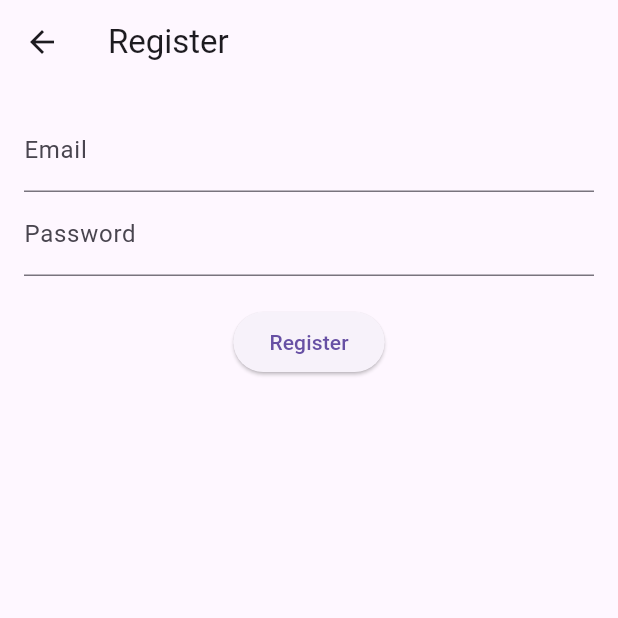
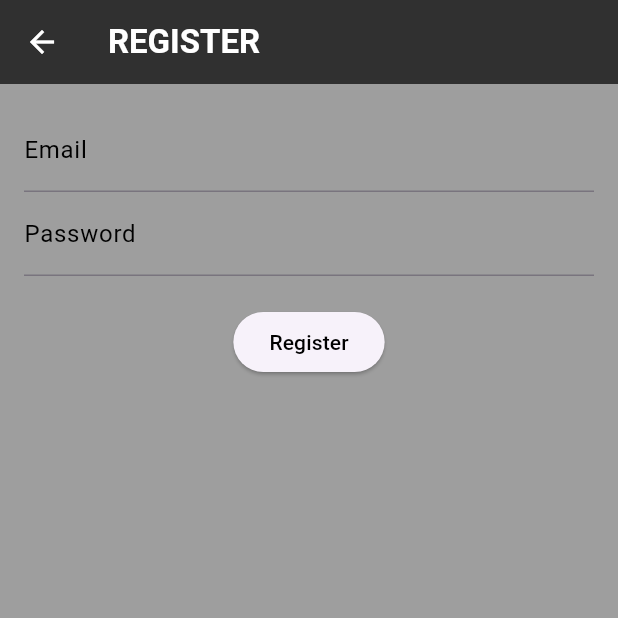
Before and after one commit to jggsu00/Stock-Tracker-App, a Flutter app: the screen it shows once a user with an empty profile is signed in, after a tap on the "logout" icon, after a tap on "Don't have an account? Register", on a phone screen of 412 x 824 dp, the top half of it. Run offline on Flutter 3.47's test engine with Material 3 defaults, Android fonts, the phone set to English and light mode, and no system bars; our stand-ins replace cloud_firestore, firebase_auth, firebase_core, fl_chart, timeago; accounts and stored records are empty; network calls fail.

Commit message:
added style similar to the concept art

```diff
--- a/lib/dashboard_screen.dart
+++ b/lib/dashboard_screen.dart
@@ -90,11 +90,17 @@ class _DashboardScreenState extends State<DashboardScreen> {
   @override
   Widget build(BuildContext context) {
     return Scaffold(
+      backgroundColor: Colors.grey,
       appBar: AppBar(
-        title: const Text("STOCK DASHBOARD"),
+        backgroundColor: Colors.grey[850],
+        foregroundColor: Colors.white,
+        title: const Text(
+          "STOCK DASHBOARD",
+          style: TextStyle(fontWeight: FontWeight.bold),
+        ),
         actions: [
           IconButton(
-            icon: const Icon(Icons.logout),
+            icon: const Icon(Icons.logout, color: Colors.white,),
             tooltip: 'Sign Out',
             onPressed: () => _signOut(context),
           ),
@@ -109,11 +115,11 @@ class _DashboardScreenState extends State<DashboardScreen> {
                 Expanded(
                   child: TextField(
                     controller: _searchController,
-                    decoration: const InputDecoration(labelText: "Search Stock Symbol"),
+                    decoration: const InputDecoration(labelText: "Search Stock Symbol", labelStyle: TextStyle(color: Colors.black)),
                   ),
                 ),
                 IconButton(
-                  icon: const Icon(Icons.search),
+                  icon: const Icon(Icons.search, color: Colors.black,),
                   onPressed: _searchStock,
                 ),
               ],
--- a/lib/login_screen.dart
+++ b/lib/login_screen.dart
@@ -30,24 +30,32 @@ class _LoginScreenState extends State<LoginScreen> {
   @override
   Widget build(BuildContext context) {
     return Scaffold(
-      appBar: AppBar(title: const Text('Login')),
+      backgroundColor: Colors.grey,
+      appBar: AppBar(
+        backgroundColor: Colors.grey[850],
+        foregroundColor: Colors.white,
+        title: const Text(
+          "LOGIN",
+          style: TextStyle(fontWeight: FontWeight.bold),
+        ),
+      ),
       body: Padding(
         padding: const EdgeInsets.all(16.0),
         child: Column(
           children: [
-            TextField(controller: _email, decoration: const InputDecoration(labelText: 'Email')),
+            TextField(controller: _email, decoration: const InputDecoration(labelText: 'Email', labelStyle: TextStyle(color: Colors.black))),
             TextField(
               controller: _password,
-              decoration: const InputDecoration(labelText: 'Password'),
+              decoration: const InputDecoration(labelText: 'Password', labelStyle: TextStyle(color: Colors.black)),
               obscureText: true,
             ),
             const SizedBox(height: 20),
-            ElevatedButton(onPressed: _login, child: const Text('Login')),
+            ElevatedButton(onPressed: _login, child: const Text('Login', style: TextStyle(color: Colors.black),)),
             TextButton(
               onPressed: () {
                 Navigator.push(context, MaterialPageRoute(builder: (_) => const RegisterScreen()));
               },
-              child: const Text("Don't have an account? Register"),
+              child: const Text("Don't have an account? Register", style: TextStyle(color: Colors.black),),
             )
           ],
         ),
--- a/lib/main.dart
+++ b/lib/main.dart
@@ -30,9 +30,9 @@ class StockTrackerApp extends StatelessWidget {
           if (snapshot.connectionState == ConnectionState.waiting) {
             return const Center(child: CircularProgressIndicator());
           } else if (snapshot.hasData) {
-            return const HomePage(); // logged in
+            return const HomePage();
           } else {
-            return const LoginScreen(); // not logged in
+            return const LoginScreen();
           }
         },
       ),
@@ -72,6 +72,13 @@ class _HomePageState extends State<HomePage> {
         type: BottomNavigationBarType.fixed,
         currentIndex: _selectedIndex,
         onTap: _onItemTapped,
+        backgroundColor: Colors.grey[850],
+        selectedItemColor: Colors.black,
+        unselectedItemColor: Colors.white,
+        selectedFontSize: 14,
+        unselectedFontSize: 12,
+        iconSize: 28,
+        elevation: 8,
         items: const [
           BottomNavigationBarItem(icon: Icon(Icons.dashboard), label: 'Dash'),
           BottomNavigationBarItem(icon: Icon(Icons.article), label: 'News'),
--- a/lib/register_screen.dart
+++ b/lib/register_screen.dart
@@ -29,19 +29,27 @@ class _RegisterScreenState extends State<RegisterScreen> {
   @override
   Widget build(BuildContext context) {
     return Scaffold(
-      appBar: AppBar(title: const Text('Register')),
+      backgroundColor: Colors.grey,
+      appBar: AppBar(
+        backgroundColor: Colors.grey[850],
+        foregroundColor: Colors.white,
+        title: const Text(
+          "REGISTER",
+          style: TextStyle(fontWeight: FontWeight.bold),
+        ),
+      ),
       body: Padding(
         padding: const EdgeInsets.all(16.0),
         child: Column(
           children: [
-            TextField(controller: _email, decoration: const InputDecoration(labelText: 'Email')),
+            TextField(controller: _email, decoration: const InputDecoration(labelText: 'Email', labelStyle: TextStyle(color: Colors.black))),
             TextField(
               controller: _password,
-              decoration: const InputDecoration(labelText: 'Password'),
+              decoration: const InputDecoration(labelText: 'Password', labelStyle: TextStyle(color: Colors.black)),
               obscureText: true,
             ),
             const SizedBox(height: 20),
-            ElevatedButton(onPressed: _register, child: const Text('Register')),
+            ElevatedButton(onPressed: _register, child: const Text('Register', style: TextStyle(color: Colors.black),)),
           ],
         ),
       ),
```
Also changed, not shown: lib/charts_screen.dart (+12 -3 lines), lib/news_screen.dart (+11 -2 lines), lib/watchlist_screen.dart (+10 -1 lines).
